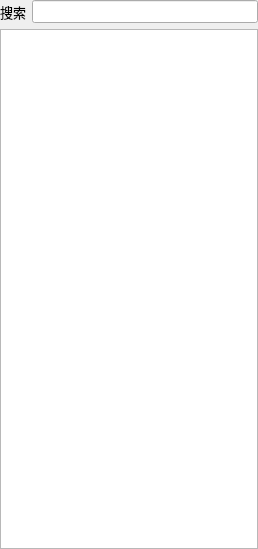
Old version of the form CloudBrowser/qosbrowser/src/fend/uimain/uibucketslistwidget.ui in the repository Rdjroot/CloudBrowser.
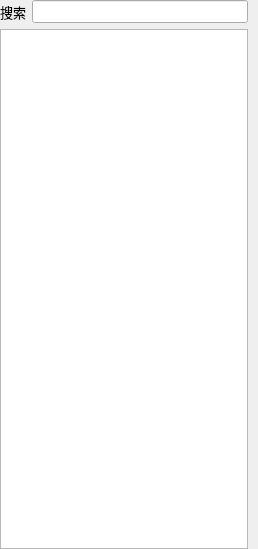
New version of the form. Custom widgets are drawn as their Qt base class.

Patch:
```diff
--- a/CloudBrowser/qosbrowser/src/fend/uimain/uibucketslistwidget.ui
+++ b/CloudBrowser/qosbrowser/src/fend/uimain/uibucketslistwidget.ui
@@ -29,7 +29,7 @@
     <number>0</number>
    </property>
    <property name="rightMargin">
-    <number>0</number>
+    <number>10</number>
    </property>
    <property name="bottomMargin">
     <number>0</number>
```
